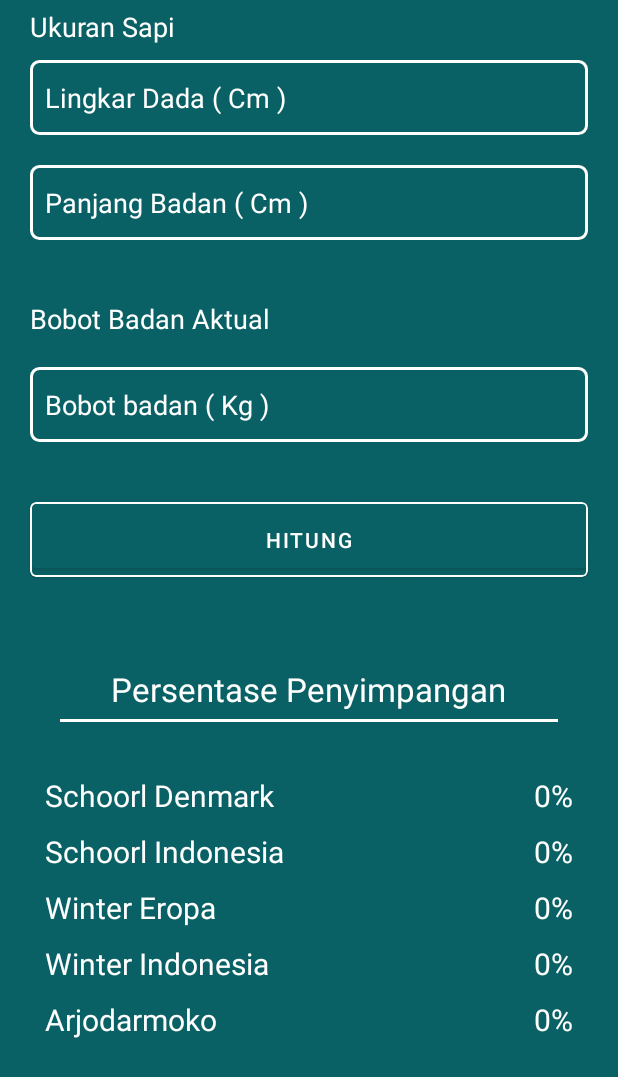
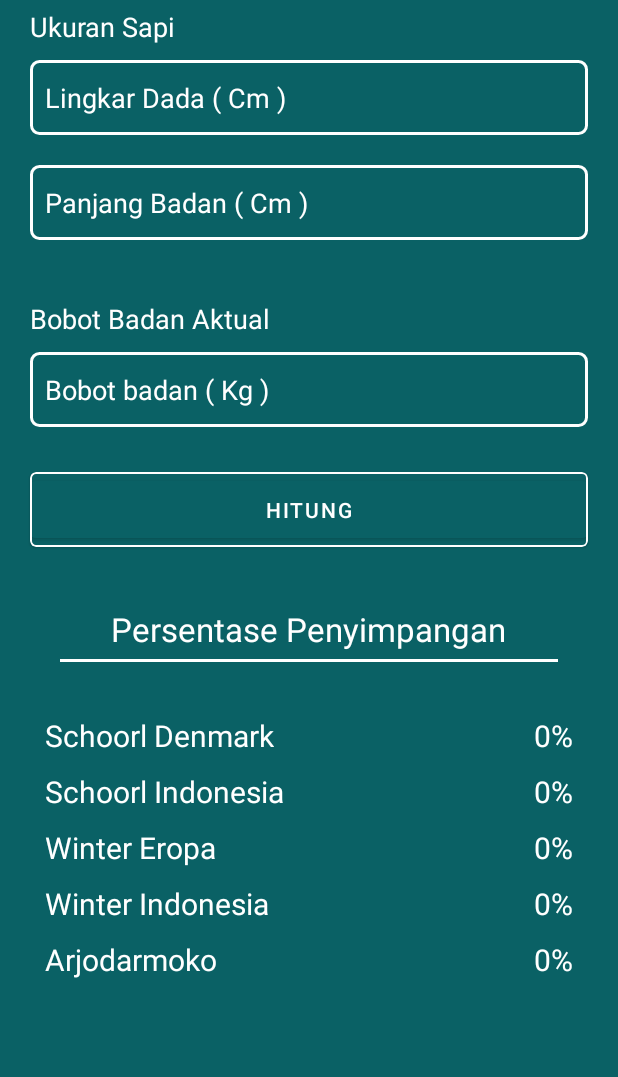
Before and after one commit to riandikast/Backup-Bobosa, an Android app: the AccuracyFragment screen opened through its navigation route, on a phone screen of 412 x 824 dp. Shown: the top 1077 px of the screen. Run offline under Robolectric (Android 15) with nearby library versions, the phone set to English and light mode, and no system bars; our stand-ins replace navigation-ui; 1 statement that could not run was skipped.

Commit message:
v1.0 Revisi 1.1

```diff
--- a/app/src/main/java/com/sleepydev/bobosa/View/Fragment/BatchFragment.kt
+++ b/app/src/main/java/com/sleepydev/bobosa/View/Fragment/BatchFragment.kt
@@ -4,6 +4,7 @@ import android.os.Build
 import android.os.Bundle
 import android.os.Handler
 import android.os.Looper
+import android.text.style.BackgroundColorSpan
 import androidx.fragment.app.Fragment
 import android.view.LayoutInflater
 import android.view.View
@@ -59,8 +60,11 @@ class BatchFragment : Fragment() {
         selected = ""
         getBatch()
 
+
         val rumus = listOf( "Schoorl Denmark", "Schoorl Indonesia", "Winter Eropa", "Winter Indonesia", "Arjodarmoko")
         val adapter = ArrayAdapter(requireActivity(), R.layout.list_rumus, rumus)
+        binding.jenisoption.setDropDownBackgroundResource(R.color.lightgreen)
+
         binding.jenisoption.setAdapter(adapter)
         binding.jenisoption.onItemClickListener = AdapterView.OnItemClickListener {
                 adapterView, view, i, l ->
--- a/app/src/main/java/com/sleepydev/bobosa/View/Fragment/HomeFragment.kt
+++ b/app/src/main/java/com/sleepydev/bobosa/View/Fragment/HomeFragment.kt
@@ -102,6 +102,7 @@ class HomeFragment : Fragment() {
 
             val jenis = listOf( "Peranakan Ongole (PO)", "Bali Jantan", "Bali Betina")
             val adapter = ArrayAdapter(requireActivity(), R.layout.list_jenis, jenis)
+            inputBinding.jenisoption.setDropDownBackgroundResource(R.color.lightgreen)
             inputBinding.jenisoption.setAdapter(adapter)
             inputBinding.jenisoption.onItemClickListener = AdapterView.OnItemClickListener {
                     adapterView, view, i, l ->
--- a/app/src/main/res/layout/fragment_accuracy.xml
+++ b/app/src/main/res/layout/fragment_accuracy.xml
@@ -78,7 +78,7 @@
                 android:maxLength="4"
                 android:inputType="number"
                 android:layout_marginHorizontal="20dp"
-                android:layout_marginTop="20dp"
+                android:layout_marginTop="10dp"
                 android:textColorHint="@color/white"
                 android:background="@drawable/rectangle_white_edit_text"
                 android:hint="Bobot badan ( Kg )"
@@ -93,7 +93,8 @@
                 app:strokeColor="@color/white"
                 app:strokeWidth="1dp"
                 android:layout_marginHorizontal="20dp"
-                android:layout_marginVertical="40dp"
+                android:layout_marginTop="30dp"
+                android:layout_marginBottom="20dp"
                 android:layout_height="wrap_content">
 
                 <Button
--- a/app/src/main/res/layout/fragment_batch.xml
+++ b/app/src/main/res/layout/fragment_batch.xml
@@ -64,7 +64,7 @@
                 android:text="Rumus"
                 android:textColor="@color/white"
                 android:textSize="18sp"
-                android:layout_marginTop="40dp"
+                android:layout_marginTop="30dp"
                 android:layout_marginHorizontal="20dp"
                 android:layout_width="wrap_content"
                 android:layout_height="wrap_content">
@@ -107,7 +107,8 @@
                 app:strokeColor="@color/white"
                 app:strokeWidth="1dp"
                 android:layout_marginHorizontal="20dp"
-                android:layout_marginVertical="40dp"
+                android:layout_marginTop="30dp"
+                android:layout_marginBottom="20dp"
                 android:layout_height="wrap_content">
 
                 <Button
--- a/app/src/main/res/layout/list_jenis.xml
+++ b/app/src/main/res/layout/list_jenis.xml
@@ -2,7 +2,7 @@
 <TextView
     xmlns:android="http://schemas.android.com/apk/res/android"
     android:layout_width="match_parent"
-
+    android:textColor="@color/white"
     android:layout_height="wrap_content"
     android:padding="16dp"
     android:ellipsize="end"
--- a/app/src/main/res/layout/list_rumus.xml
+++ b/app/src/main/res/layout/list_rumus.xml
@@ -4,6 +4,7 @@
     android:layout_height="wrap_content"
     android:padding="14dp"
     android:ellipsize="end"
+    android:textColor="@color/white"
     android:translationZ="500dp"
     android:maxLines="1"
     android:textAppearance="@style/TextAppearance.MaterialComponents.Subtitle1"
--- a/app/src/main/res/values/colors.xml
+++ b/app/src/main/res/values/colors.xml
@@ -18,6 +18,8 @@
     <color name="darkpurple">#262a3d</color>
     <color name="lightred">#f78482</color>
     <color name="darkgrey"> #262626</color>
+    <color name="lightgreen"> #11797d</color>
+
 
 
 
```
